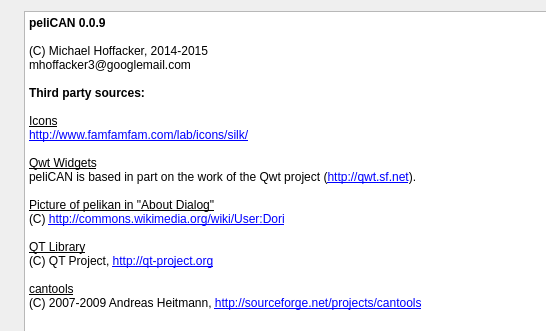
This is src/aboutdialog.ui in mhoffacker/peliCAN as Qt 5 draws it before an edit; both pictures show x 0 to 546 and y 0 to 331 of the 712 by 655 pixel window. The edited form follows.
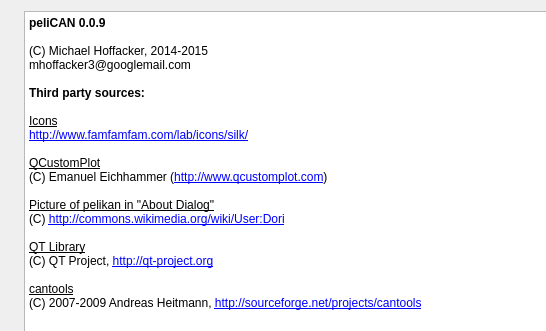
This is the edited form. Icons and pictures are not drawn.

What changed in the file:
```diff
--- a/src/aboutdialog.ui
+++ b/src/aboutdialog.ui
@@ -55,8 +55,8 @@
 &lt;p style=&quot; margin-top:0px; margin-bottom:0px; margin-left:0px; margin-right:0px; -qt-block-indent:0; text-indent:0px;&quot;&gt;&lt;span style=&quot; text-decoration: underline;&quot;&gt;Icons&lt;/span&gt;&lt;/p&gt;
 &lt;p style=&quot; margin-top:0px; margin-bottom:0px; margin-left:0px; margin-right:0px; -qt-block-indent:0; text-indent:0px;&quot;&gt;&lt;a href=&quot;http://www.famfamfam.com/lab/icons/silk/&quot;&gt;&lt;span style=&quot; text-decoration: underline; color:#0000ff;&quot;&gt;http://www.famfamfam.com/lab/icons/silk/&lt;/span&gt;&lt;/a&gt;&lt;/p&gt;
 &lt;p style=&quot;-qt-paragraph-type:empty; margin-top:0px; margin-bottom:0px; margin-left:0px; margin-right:0px; -qt-block-indent:0; text-indent:0px;&quot;&gt;&lt;br /&gt;&lt;/p&gt;
-&lt;p style=&quot; margin-top:0px; margin-bottom:0px; margin-left:0px; margin-right:0px; -qt-block-indent:0; text-indent:0px;&quot;&gt;&lt;span style=&quot; text-decoration: underline;&quot;&gt;Qwt Widgets&lt;/span&gt;&lt;/p&gt;
-&lt;p style=&quot; margin-top:0px; margin-bottom:0px; margin-left:0px; margin-right:0px; -qt-block-indent:0; text-indent:0px;&quot;&gt;peliCAN is based in part on the work of the Qwt project (&lt;a href=&quot;http://qwt.sf.net&quot;&gt;&lt;span style=&quot; text-decoration: underline; color:#0000ff;&quot;&gt;http://qwt.sf.net&lt;/span&gt;&lt;/a&gt;).&lt;/p&gt;
+&lt;p style=&quot; margin-top:0px; margin-bottom:0px; margin-left:0px; margin-right:0px; -qt-block-indent:0; text-indent:0px;&quot;&gt;&lt;span style=&quot; text-decoration: underline;&quot;&gt;QCustomPlot&lt;/span&gt;&lt;/p&gt;
+&lt;p style=&quot; margin-top:0px; margin-bottom:0px; margin-left:0px; margin-right:0px; -qt-block-indent:0; text-indent:0px;&quot;&gt;(C) Emanuel Eichhammer (&lt;a href=&quot;http://www.qcustomplot.com/&quot;&gt;&lt;span style=&quot; text-decoration: underline; color:#0000ff;&quot;&gt;http://www.qcustomplot.com&lt;/span&gt;&lt;/a&gt;)&lt;/p&gt;
 &lt;p style=&quot;-qt-paragraph-type:empty; margin-top:0px; margin-bottom:0px; margin-left:0px; margin-right:0px; -qt-block-indent:0; text-indent:0px;&quot;&gt;&lt;br /&gt;&lt;/p&gt;
 &lt;p style=&quot; margin-top:0px; margin-bottom:0px; margin-left:0px; margin-right:0px; -qt-block-indent:0; text-indent:0px;&quot;&gt;&lt;span style=&quot; text-decoration: underline;&quot;&gt;Picture of pelikan in &amp;quot;About Dialog&amp;quot;&lt;/span&gt;&lt;/p&gt;
 &lt;p style=&quot; margin-top:0px; margin-bottom:0px; margin-left:0px; margin-right:0px; -qt-block-indent:0; text-indent:0px;&quot;&gt;(C) &lt;a href=&quot;http://commons.wikimedia.org/wiki/User:Dori&quot;&gt;&lt;span style=&quot; text-decoration: underline; color:#0000ff;&quot;&gt;http://commons.wikimedia.org/wiki/User:Dori&lt;/span&gt;&lt;/a&gt;&lt;/p&gt;
```
